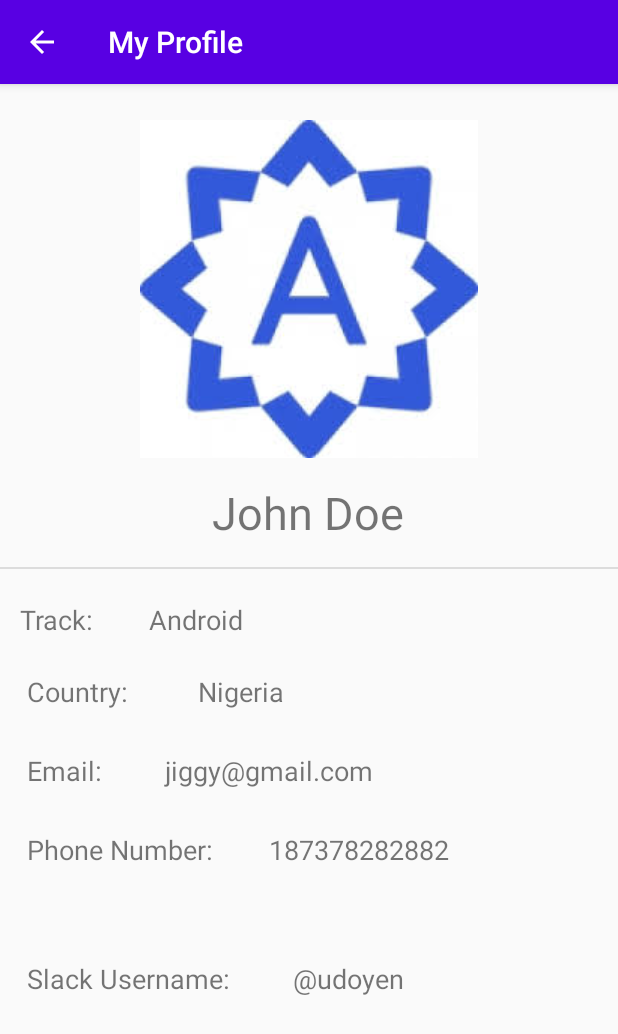
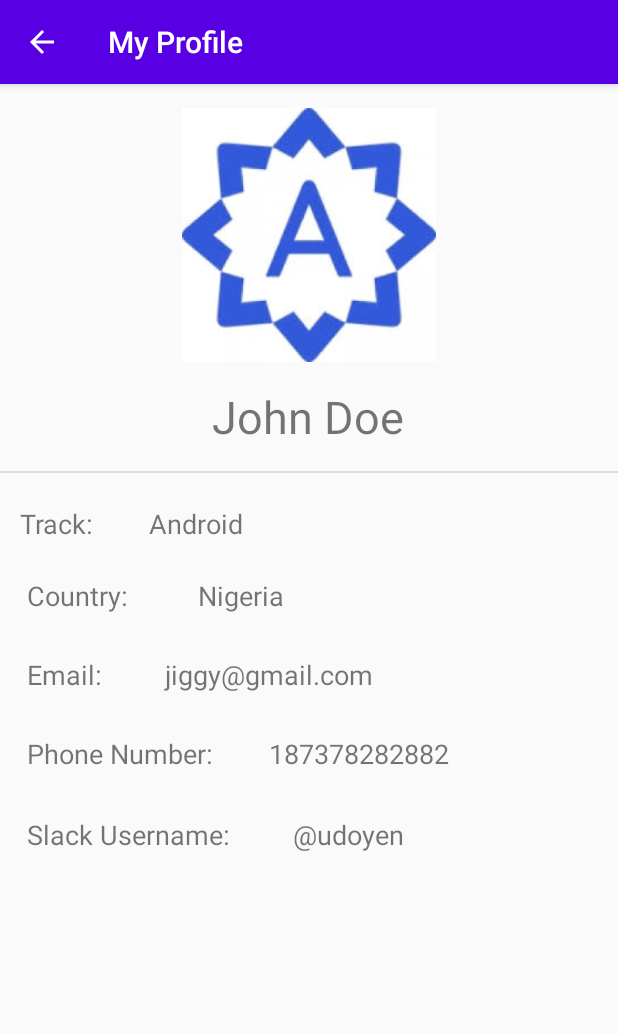
Before and after one commit to udoyen/ChallengeApp, an Android app: the ProfileActivity screen opened directly, with no data from a screen before it, on a phone screen of 412 x 824 dp. Shown: the top 1034 px of the screen. Run offline under Robolectric (Android 15) with nearby library versions, the phone set to English and light mode, and no system bars; libraries missing offline, so code that uses them is left out: com.connect.systems.

Commit message:
fixed layout issues

```diff
--- a/app/src/main/AndroidManifest.xml
+++ b/app/src/main/AndroidManifest.xml
@@ -19,7 +19,6 @@
         <activity
                 android:name=".ProfileActivity"
                 android:label="@string/title_activity_profile"
-                android:theme="@style/AppTheme"
                 >
         </activity>
         <activity android:name=".MainActivity">
--- a/app/src/main/res/layout-land/content_profile.xml
+++ b/app/src/main/res/layout-land/content_profile.xml
@@ -11,20 +11,20 @@
 
 
     <ImageView
-            android:layout_width="wrap_content"
-            android:layout_height="wrap_content" app:srcCompat="@drawable/andela"
-            android:id="@+id/imageView" android:layout_marginTop="32dp"
+            android:layout_width="152dp"
+            android:layout_height="147dp" app:srcCompat="@drawable/andela"
+            android:id="@+id/imageView" android:layout_marginTop="28dp"
             app:layout_constraintTop_toTopOf="parent" app:layout_constraintEnd_toEndOf="parent"
             android:layout_marginEnd="8dp" app:layout_constraintStart_toStartOf="parent"
-            android:layout_marginStart="8dp" app:layout_constraintHorizontal_bias="0.042"/>
+            android:layout_marginStart="8dp" app:layout_constraintHorizontal_bias="0.014"/>
     <TextView
             android:text="Track:        Android"
             android:layout_width="wrap_content"
             android:layout_height="wrap_content"
             android:id="@+id/textView2"
             android:padding="05dp" android:textSize="18sp"
-            app:layout_constraintStart_toStartOf="parent" android:layout_marginStart="284dp"
-            android:layout_marginTop="8dp" app:layout_constraintTop_toTopOf="@+id/imageView"/>
+            app:layout_constraintStart_toStartOf="parent" android:layout_marginStart="224dp"
+            app:layout_constraintTop_toTopOf="@+id/imageView"/>
     <TextView
             android:text="Country:          Nigeria"
             android:layout_width="wrap_content"
@@ -58,18 +58,19 @@
             app:layout_constraintBottom_toBottomOf="parent"
             android:layout_marginTop="8dp"
             app:layout_constraintTop_toBottomOf="@+id/textView5"
-            app:layout_constraintVertical_bias="0.183"
+            app:layout_constraintVertical_bias="0.007"
             app:layout_constraintStart_toStartOf="@+id/textView5"/>
     <TextView
             android:text="John Doe"
             android:layout_width="wrap_content"
             android:layout_height="wrap_content"
             android:id="@+id/textView7" android:layout_marginStart="8dp" app:layout_constraintStart_toStartOf="parent"
-            app:layout_constraintEnd_toEndOf="parent" android:layout_marginEnd="8dp" android:textSize="30sp"
-            app:layout_constraintHorizontal_bias="0.12" android:layout_marginBottom="24dp"
+            android:textSize="30sp"
+            android:layout_marginBottom="24dp"
             app:layout_constraintBottom_toBottomOf="parent"
             app:layout_constraintTop_toBottomOf="@+id/imageView"
-            app:layout_constraintVertical_bias="0.905" android:layout_marginTop="24dp"/>
+            app:layout_constraintVertical_bias="0.262" android:layout_marginTop="24dp" android:layout_marginEnd="8dp"
+            app:layout_constraintEnd_toEndOf="@+id/imageView" app:layout_constraintHorizontal_bias="0.609"/>
     <View
             android:layout_width="1dp"
             android:layout_height="match_parent"
--- a/app/src/main/res/layout/content_profile.xml
+++ b/app/src/main/res/layout/content_profile.xml
@@ -10,9 +10,9 @@
 
 
     <ImageView
-            android:layout_width="wrap_content"
-            android:layout_height="wrap_content" app:srcCompat="@drawable/andela"
-            android:id="@+id/imageView" android:layout_marginTop="24dp"
+            android:layout_width="173dp"
+            android:layout_height="169dp" app:srcCompat="@drawable/andela"
+            android:id="@+id/imageView" android:layout_marginTop="16dp"
             app:layout_constraintTop_toTopOf="parent" app:layout_constraintEnd_toEndOf="parent"
             android:layout_marginEnd="8dp" app:layout_constraintStart_toStartOf="parent"
             android:layout_marginStart="8dp"/>
@@ -66,7 +66,7 @@
             app:layout_constraintBottom_toBottomOf="parent"
             android:layout_marginTop="8dp"
             app:layout_constraintTop_toBottomOf="@+id/textView5"
-            app:layout_constraintVertical_bias="0.183"
+            app:layout_constraintVertical_bias="0.005"
             app:layout_constraintStart_toStartOf="@+id/textView2"/>
     <TextView
             android:text="John Doe"
```
Also changed, not shown: app/src/main/res/layout/activity_main.xml (+10 -6 lines).
